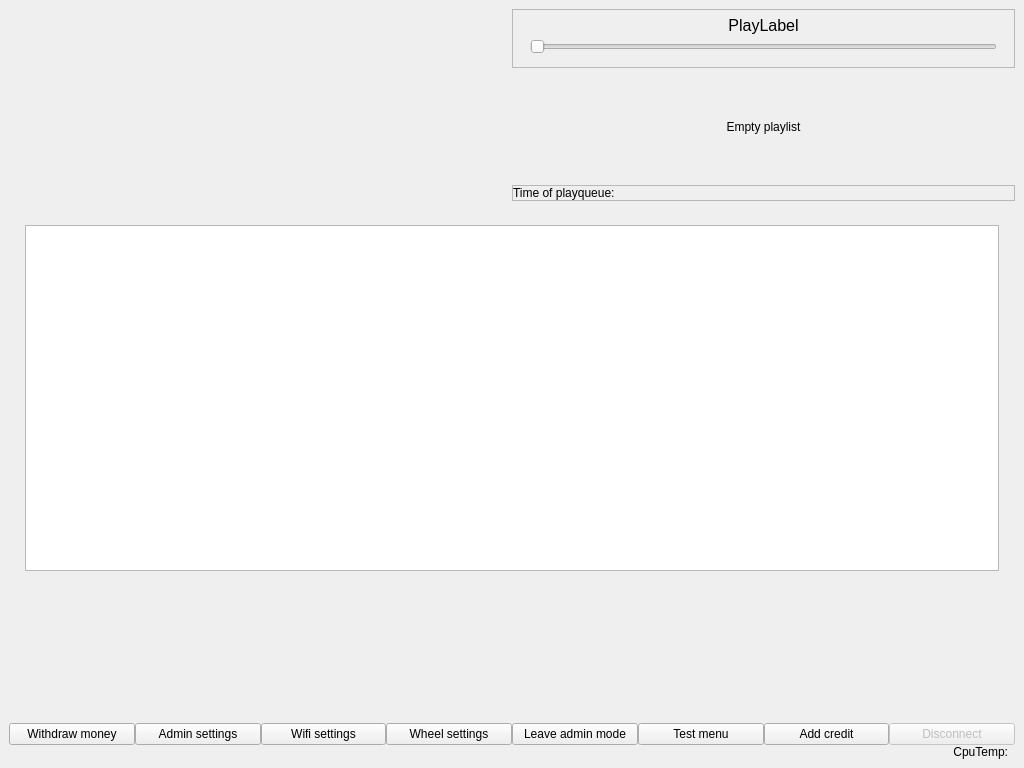
Qt form blue-app/ui/MainWindow.ui (matus-u/sz-bluetooth) before a commit.
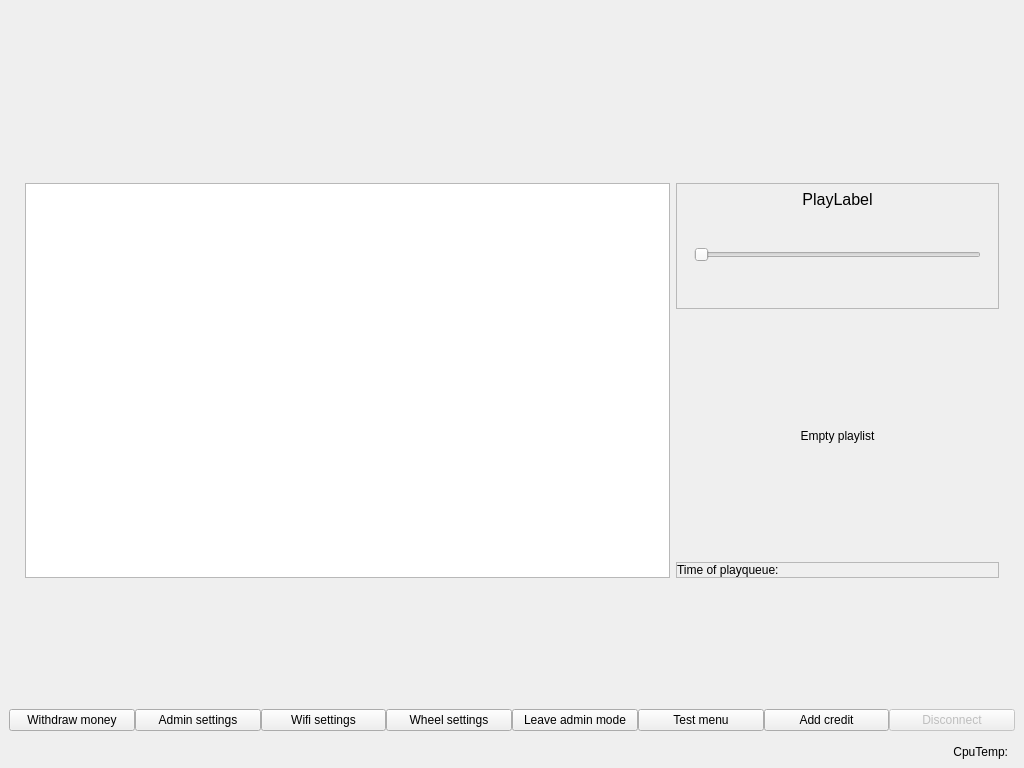
The same form after that commit. Icons and pictures are not drawn.

```diff
--- a/blue-app/ui/MainWindow.ui
+++ b/blue-app/ui/MainWindow.ui
@@ -32,10 +32,7 @@
      <verstretch>0</verstretch>
     </sizepolicy>
    </property>
-   <layout class="QVBoxLayout" name="verticalLayout_11" stretch="0">
-    <property name="spacing">
-     <number>0</number>
-    </property>
+   <layout class="QVBoxLayout" name="verticalLayout" stretch="2,7,0">
     <property name="leftMargin">
      <number>0</number>
     </property>
@@ -43,27 +40,66 @@
      <number>0</number>
     </property>
     <item>
-     <layout class="QVBoxLayout" name="verticalLayout" stretch="3,7,0">
-      <property name="spacing">
-       <number>0</number>
+     <layout class="QVBoxLayout" name="verticalLayout_7">
+      <property name="leftMargin">
+       <number>9</number>
       </property>
+      <property name="rightMargin">
+       <number>9</number>
+      </property>
+      <item>
+       <layout class="QHBoxLayout" name="horizontalLayout_2" stretch="1,1,1">
       <item>
        <layout class="QHBoxLayout" name="horizontalLayout_5">
-        <property name="leftMargin">
-         <number>9</number>
-        </property>
-        <property name="rightMargin">
-         <number>9</number>
-        </property>
+          <item>
+           <widget class="QLabel" name="leftLanguageLabel">
+            <property name="text">
+             <string/>
+            </property>
+            <property name="alignment">
+             <set>Qt::AlignCenter</set>
+            </property>
+           </widget>
+          </item>
         <item>
-         <layout class="QVBoxLayout" name="verticalLayout_10" stretch="0,0,0">
-          <property name="spacing">
-           <number>1</number>
-          </property>
+           <widget class="QLabel" name="middleLanguageLabel">
+            <property name="text">
+             <string/>
+            </property>
+            <property name="alignment">
+             <set>Qt::AlignCenter</set>
+            </property>
+           </widget>
+          </item>
           <item>
-           <layout class="QHBoxLayout" name="horizontalLayout_6" stretch="0,0,0">
+           <widget class="QLabel" name="rightLanguageLabel">
+            <property name="text">
+             <string/>
+            </property>
+            <property name="alignment">
+             <set>Qt::AlignCenter</set>
+            </property>
+           </widget>
+          </item>
+         </layout>
+        </item>
+        <item>
+         <layout class="QVBoxLayout" name="verticalLayout_10">
             <item>
              <layout class="QVBoxLayout" name="verticalLayout_4">
+            <item>
+             <spacer name="verticalSpacer_3">
+              <property name="orientation">
+               <enum>Qt::Vertical</enum>
+              </property>
+              <property name="sizeHint" stdset="0">
+               <size>
+                <width>20</width>
+                <height>40</height>
+               </size>
+              </property>
+             </spacer>
+            </item>
               <item>
                <widget class="QLabel" name="actualCreditValue">
                 <property name="sizePolicy">
@@ -75,6 +111,9 @@
                 <property name="text">
                  <string/>
                 </property>
+              <property name="alignment">
+               <set>Qt::AlignCenter</set>
+              </property>
                </widget>
               </item>
               <item>
@@ -82,6 +121,9 @@
                 <property name="text">
                  <string/>
                 </property>
+              <property name="alignment">
+               <set>Qt::AlignCenter</set>
+              </property>
                </widget>
               </item>
               <item>
@@ -89,6 +131,9 @@
                 <property name="text">
                  <string/>
                 </property>
+              <property name="alignment">
+               <set>Qt::AlignCenter</set>
+              </property>
                </widget>
               </item>
               <item>
@@ -96,65 +141,47 @@
                 <property name="text">
                  <string/>
                 </property>
-               </widget>
-              </item>
-              <item>
-               <layout class="QHBoxLayout" name="horizontalLayout_13">
-                <item>
-                 <widget class="QLabel" name="wifiStateLabel">
-                  <property name="text">
-                   <string/>
-                  </property>
-                 </widget>
-                </item>
-                <item>
-                 <widget class="QLabel" name="serverStateLabel">
-                  <property name="text">
-                   <string/>
-                  </property>
                   <property name="alignment">
-                   <set>Qt::AlignRight|Qt::AlignTrailing|Qt::AlignVCenter</set>
+               <set>Qt::AlignCenter</set>
                   </property>
                  </widget>
                 </item>
+            <item>
+             <spacer name="verticalSpacer_2">
+              <property name="orientation">
+               <enum>Qt::Vertical</enum>
+              </property>
+              <property name="sizeHint" stdset="0">
+               <size>
+                <width>20</width>
+                <height>40</height>
+               </size>
+              </property>
+             </spacer>
+            </item>
                </layout>
               </item>
              </layout>
             </item>
             <item>
-             <widget class="QLabel" name="coinImageLabel">
+         <widget class="QLabel" name="coinImgLabel">
               <property name="sizePolicy">
-               <sizepolicy hsizetype="Preferred" vsizetype="Preferred">
+           <sizepolicy hsizetype="Preferred" vsizetype="MinimumExpanding">
                 <horstretch>0</horstretch>
                 <verstretch>0</verstretch>
                </sizepolicy>
               </property>
               <property name="minimumSize">
                <size>
-                <width>45</width>
-                <height>45</height>
+            <width>0</width>
+            <height>75</height>
                </size>
               </property>
               <property name="text">
                <string/>
               </property>
-             </widget>
-            </item>
-            <item>
-             <widget class="QLabel" name="insertNewCoinLabel">
-              <property name="sizePolicy">
-               <sizepolicy hsizetype="MinimumExpanding" vsizetype="Preferred">
-                <horstretch>0</horstretch>
-                <verstretch>0</verstretch>
-               </sizepolicy>
-              </property>
-              <property name="font">
-               <font>
-                <pointsize>15</pointsize>
-               </font>
-              </property>
-              <property name="text">
-               <string/>
+          <property name="alignment">
+           <set>Qt::AlignRight|Qt::AlignTrailing|Qt::AlignVCenter</set>
               </property>
              </widget>
             </item>
@@ -170,6 +197,9 @@
             <property name="text">
              <string/>
             </property>
+        <property name="alignment">
+         <set>Qt::AlignCenter</set>
+        </property>
            </widget>
           </item>
           <item>
@@ -182,9 +212,107 @@
             <property name="text">
              <string/>
             </property>
+        <property name="alignment">
+         <set>Qt::AlignCenter</set>
+        </property>
            </widget>
           </item>
          </layout>
+    </item>
+    <item>
+     <widget class="QStackedWidget" name="stackedWidget">
+      <property name="sizePolicy">
+       <sizepolicy hsizetype="Expanding" vsizetype="Preferred">
+        <horstretch>0</horstretch>
+        <verstretch>0</verstretch>
+       </sizepolicy>
+      </property>
+      <property name="currentIndex">
+       <number>0</number>
+      </property>
+      <widget class="QWidget" name="pageMain">
+       <layout class="QVBoxLayout" name="verticalLayout_12" stretch="8,1">
+        <property name="leftMargin">
+         <number>0</number>
+        </property>
+        <property name="rightMargin">
+         <number>0</number>
+        </property>
+        <item>
+         <layout class="QHBoxLayout" name="horizontalLayout_3" stretch="2,1">
+          <property name="leftMargin">
+           <number>25</number>
+          </property>
+          <property name="topMargin">
+           <number>15</number>
+          </property>
+          <property name="rightMargin">
+           <number>25</number>
+          </property>
+          <property name="bottomMargin">
+           <number>15</number>
+          </property>
+          <item>
+           <widget class="QTableWidget" name="songsWidget">
+            <property name="styleSheet">
+             <string notr="true"/>
+            </property>
+            <property name="editTriggers">
+             <set>QAbstractItemView::NoEditTriggers</set>
+            </property>
+            <property name="tabKeyNavigation">
+             <bool>true</bool>
+            </property>
+            <property name="showDropIndicator" stdset="0">
+             <bool>false</bool>
+            </property>
+            <property name="alternatingRowColors">
+             <bool>false</bool>
+            </property>
+            <property name="selectionMode">
+             <enum>QAbstractItemView::SingleSelection</enum>
+            </property>
+            <property name="selectionBehavior">
+             <enum>QAbstractItemView::SelectRows</enum>
+            </property>
+            <property name="showGrid">
+             <bool>false</bool>
+            </property>
+            <property name="gridStyle">
+             <enum>Qt::NoPen</enum>
+            </property>
+            <property name="columnCount">
+             <number>1</number>
+            </property>
+            <attribute name="horizontalHeaderVisible">
+             <bool>false</bool>
+            </attribute>
+            <attribute name="horizontalHeaderCascadingSectionResizes">
+             <bool>true</bool>
+            </attribute>
+            <attribute name="horizontalHeaderDefaultSectionSize">
+             <number>150</number>
+            </attribute>
+            <attribute name="horizontalHeaderHighlightSections">
+             <bool>false</bool>
+            </attribute>
+            <attribute name="horizontalHeaderMinimumSectionSize">
+             <number>40</number>
+            </attribute>
+            <attribute name="horizontalHeaderShowSortIndicator" stdset="0">
+             <bool>false</bool>
+            </attribute>
+            <attribute name="horizontalHeaderStretchLastSection">
+             <bool>true</bool>
+            </attribute>
+            <attribute name="verticalHeaderVisible">
+             <bool>false</bool>
+            </attribute>
+            <attribute name="verticalHeaderMinimumSectionSize">
+             <number>35</number>
+            </attribute>
+            <column/>
+           </widget>
         </item>
         <item>
          <layout class="QVBoxLayout" name="verticalLayout_14">
@@ -448,103 +576,6 @@
        </layout>
       </item>
       <item>
-       <widget class="QStackedWidget" name="stackedWidget">
-        <property name="sizePolicy">
-         <sizepolicy hsizetype="Expanding" vsizetype="Preferred">
-          <horstretch>0</horstretch>
-          <verstretch>0</verstretch>
-         </sizepolicy>
-        </property>
-        <property name="currentIndex">
-         <number>0</number>
-        </property>
-        <widget class="QWidget" name="pageMain">
-         <layout class="QVBoxLayout" name="verticalLayout_12" stretch="8,1">
-          <property name="leftMargin">
-           <number>0</number>
-          </property>
-          <property name="rightMargin">
-           <number>0</number>
-          </property>
-          <item>
-           <layout class="QHBoxLayout" name="horizontalLayout_3">
-            <property name="leftMargin">
-             <number>25</number>
-            </property>
-            <property name="topMargin">
-             <number>15</number>
-            </property>
-            <property name="rightMargin">
-             <number>25</number>
-            </property>
-            <property name="bottomMargin">
-             <number>15</number>
-            </property>
-            <item>
-             <widget class="QTableWidget" name="songsWidget">
-              <property name="styleSheet">
-               <string notr="true"/>
-              </property>
-              <property name="editTriggers">
-               <set>QAbstractItemView::NoEditTriggers</set>
-              </property>
-              <property name="tabKeyNavigation">
-               <bool>true</bool>
-              </property>
-              <property name="showDropIndicator" stdset="0">
-               <bool>false</bool>
-              </property>
-              <property name="alternatingRowColors">
-               <bool>false</bool>
-              </property>
-              <property name="selectionMode">
-               <enum>QAbstractItemView::SingleSelection</enum>
-              </property>
-              <property name="selectionBehavior">
-               <enum>QAbstractItemView::SelectRows</enum>
-              </property>
-              <property name="showGrid">
-               <bool>false</bool>
-              </property>
-              <property name="gridStyle">
-               <enum>Qt::NoPen</enum>
-              </property>
-              <property name="columnCount">
-               <number>1</number>
-              </property>
-              <attribute name="horizontalHeaderVisible">
-               <bool>false</bool>
-              </attribute>
-              <attribute name="horizontalHeaderCascadingSectionResizes">
-               <bool>true</bool>
-              </attribute>
-              <attribute name="horizontalHeaderDefaultSectionSize">
-               <number>150</number>
-              </attribute>
-              <attribute name="horizontalHeaderHighlightSections">
-               <bool>false</bool>
-              </attribute>
-              <attribute name="horizontalHeaderMinimumSectionSize">
-               <number>40</number>
-              </attribute>
-              <attribute name="horizontalHeaderShowSortIndicator" stdset="0">
-               <bool>false</bool>
-              </attribute>
-              <attribute name="horizontalHeaderStretchLastSection">
-               <bool>true</bool>
-              </attribute>
-              <attribute name="verticalHeaderVisible">
-               <bool>false</bool>
-              </attribute>
-              <attribute name="verticalHeaderMinimumSectionSize">
-               <number>35</number>
-              </attribute>
-              <column/>
-             </widget>
-            </item>
-           </layout>
-          </item>
-          <item>
            <layout class="QHBoxLayout" name="horizontalLayout_12">
             <property name="spacing">
              <number>0</number>
@@ -858,25 +889,6 @@
             </item>
            </layout>
           </item>
-          <item>
-           <widget class="QLabel" name="coinImgLabel">
-            <property name="sizePolicy">
-             <sizepolicy hsizetype="Preferred" vsizetype="MinimumExpanding">
-              <horstretch>0</horstretch>
-              <verstretch>0</verstretch>
-             </sizepolicy>
-            </property>
-            <property name="minimumSize">
-             <size>
-              <width>0</width>
-              <height>75</height>
-             </size>
-            </property>
-            <property name="text">
-             <string/>
-            </property>
-           </widget>
-          </item>
          </layout>
         </item>
         <item>
@@ -981,6 +993,33 @@
           </item>
          </layout>
         </item>
+      <item>
+       <layout class="QHBoxLayout" name="horizontalLayout_13">
+        <property name="spacing">
+         <number>6</number>
+        </property>
+        <property name="rightMargin">
+         <number>6</number>
+        </property>
+        <item>
+         <widget class="QLabel" name="wifiStateLabel">
+          <property name="text">
+           <string/>
+          </property>
+         </widget>
+        </item>
+        <item>
+         <widget class="QLabel" name="serverStateLabel">
+          <property name="text">
+           <string/>
+          </property>
+          <property name="alignment">
+           <set>Qt::AlignRight|Qt::AlignTrailing|Qt::AlignVCenter</set>
+          </property>
+         </widget>
+        </item>
+       </layout>
+      </item>
         <item>
          <layout class="QHBoxLayout" name="horizontalLayout_8" stretch="0,1,0">
           <item>
@@ -1023,9 +1062,10 @@
             <property name="text">
              <string/>
             </property>
-           </widget>
-          </item>
-         </layout>
+          <property name="alignment">
+           <set>Qt::AlignRight|Qt::AlignTrailing|Qt::AlignVCenter</set>
+          </property>
+         </widget>
         </item>
        </layout>
       </item>
```
Lines whose indentation alone changed are shown as unchanged.
